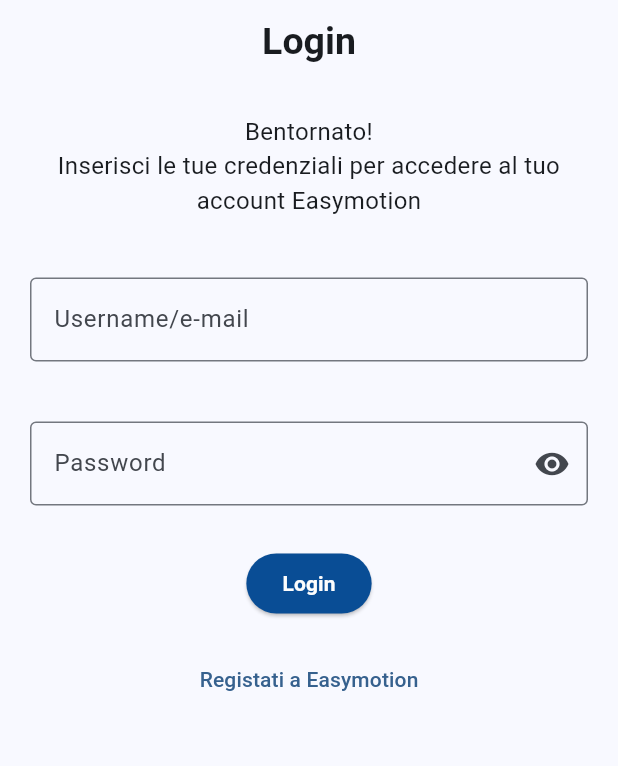
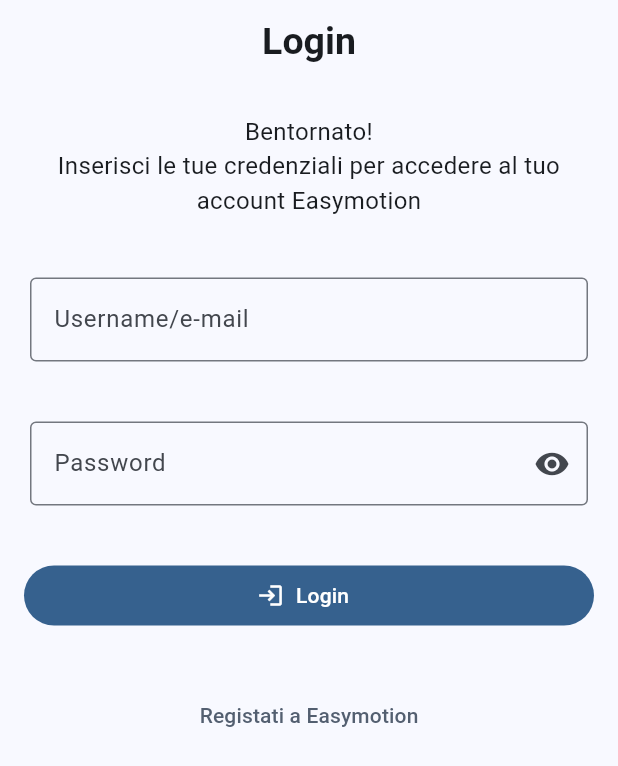
Before and after one commit to IngSW24/easymotion-app, a Flutter app: the screen it shows after launch, on a phone screen of 412 x 824 dp. Shown: the top 766 px of the screen. Run offline on Flutter 3.47's test engine with Material 3 defaults, Android fonts, the phone set to English and light mode, and no system bars; our stand-ins replace chopper, flutter_dotenv, flutter_hooks, flutter_otp_text_field, go_router, shared_preferences; missing offline and left inert: fquery; statements that could not run were skipped.

Commit message:
add OTP stage

```diff
--- /dev/null
+++ b/lib/data/common/login_response.dart
@@ -0,0 +1 @@
+enum LoginResponse { error, success, needOtp }
--- a/lib/main.dart
+++ b/lib/main.dart
@@ -4,6 +4,7 @@
 import 'package:easymotion_app/ui/pages/login_page.dart';
 import 'package:easymotion_app/ui/pages/my_courses_page.dart';
 import 'package:easymotion_app/ui/pages/explore_page.dart';
+import 'package:easymotion_app/ui/pages/otp_login_page.dart';
 import 'package:easymotion_app/ui/pages/user_profile_page.dart';
 import 'package:flutter/material.dart';
 import 'package:flutter_dotenv/flutter_dotenv.dart';
@@ -22,12 +23,20 @@
 }
 
 final GoRouter _router = GoRouter(initialLocation: '/explore', routes: [
-
   GoRoute(
     path: '/login',
     builder: (BuildContext context, GoRouterState state) {
       return LoginPage();
     },
+    routes: [
+      GoRoute(
+        path: 'otp/:email',
+        builder: (BuildContext context, GoRouterState state) {
+          final email = state.pathParameters['email'];
+          return OTPLoginPage(email: email!);
+        },
+      ),
+    ]
   ),
   GoRoute(
     path: '/details/:id',
--- a/lib/ui/pages/explore_page.dart
+++ b/lib/ui/pages/explore_page.dart
@@ -75,6 +75,7 @@
           context.go('/login');
         });
       }
+
       return LoadingPage();
     }
 
--- a/lib/ui/pages/loading_page.dart
+++ b/lib/ui/pages/loading_page.dart
@@ -6,10 +6,6 @@
 
   @override
   Widget build(BuildContext context) {
-    return Scaffold(
-        appBar: AppBar(
-          title: Text("Welcome to Easymotion"),
-        ),
-        body: LoadingIndicator());
+    return Scaffold(appBar: AppBar(), body: LoadingIndicator());
   }
 }
--- a/lib/ui/pages/login_page.dart
+++ b/lib/ui/pages/login_page.dart
@@ -1,4 +1,5 @@
 import 'package:easymotion_app/api-client-generated/api_schema.models.swagger.dart';
+import 'package:easymotion_app/data/common/login_response.dart';
 import 'package:easymotion_app/data/hooks/use_auth.dart';
 import 'package:flutter/material.dart';
 import 'package:flutter_hooks/flutter_hooks.dart';
@@ -51,6 +52,7 @@
         ),
         body: SingleChildScrollView(
             child: Column(
+          crossAxisAlignment: CrossAxisAlignment.stretch,
           children: [
             Padding(
               padding: EdgeInsets.all(20),
@@ -106,29 +108,37 @@
               ),
             ),
             Padding(
-                padding: EdgeInsets.all(8),
-                child: ElevatedButton(
+                padding: EdgeInsets.all(16),
+                child: FilledButton.icon(
+                    icon: Icon(Icons.login),
                     onPressed: () async {
-                      bool status = await login(
+                      LoginResponse status = await login(
                           SignInDto(email: _username, password: _password));
-                      if (!status) {
+                      if (status == LoginResponse.error) {
                         setState(() {
                           _loginFailed = true;
                         });
                       } else if (context.mounted) {
-                        context.go("/explore");
+                        if (status == LoginResponse.success) {
+                          context.go("/explore");
+                        } else if (status == LoginResponse.needOtp) {
+                          context.go("/login/otp/$_username");
+                        } else {
+                          debugPrint("Error: unknown login response");
+                        }
+                      } else {
+                        debugPrint("Error: unmounted context");
                       }
                     },
-                    style: ButtonStyle(
-                        backgroundColor:
-                            WidgetStatePropertyAll(Color(0xFF094D95))),
-                    child: Text("Login",
-                        style: TextStyle(
-                            color: Color(0xFFFDFDFD),
-                            fontWeight: FontWeight.bold)))),
+                    label: Text(
+                      "Login",
+                    ))),
             Padding(
-              padding: EdgeInsets.all(8),
+              padding: EdgeInsets.all(16),
               child: TextButton(
+                  style: ButtonStyle(
+                      foregroundColor: WidgetStatePropertyAll(
+                          Theme.of(context).colorScheme.secondary)),
                   onPressed: onRegisterClick,
                   child: Text("Registati a Easymotion")),
             )
--- a/lib/ui/pages/my_courses_page.dart
+++ b/lib/ui/pages/my_courses_page.dart
@@ -115,6 +115,7 @@
           context.go('/login');
         });
       }
+
       return LoadingPage();
     }
 
--- a/pubspec.yaml
+++ b/pubspec.yaml
@@ -47,6 +47,7 @@
   shared_preferences: ^2.5.3
   flutter_dotenv: ^5.2.1
   url_launcher: ^6.3.1
+  flutter_otp_text_field: ^1.5.1+1
 
 dev_dependencies:
   flutter_test:
```
Also changed, not shown: lib/data/hooks/use_auth.dart (+8 -1 lines), lib/data/providers/api.provider.dart (+24 -1 lines), lib/ui/components/subscriptions/subscribe_button.dart (+13 -6 lines), lib/ui/pages/otp_login_page.dart (added, +82 -0 lines), pubspec.lock.
